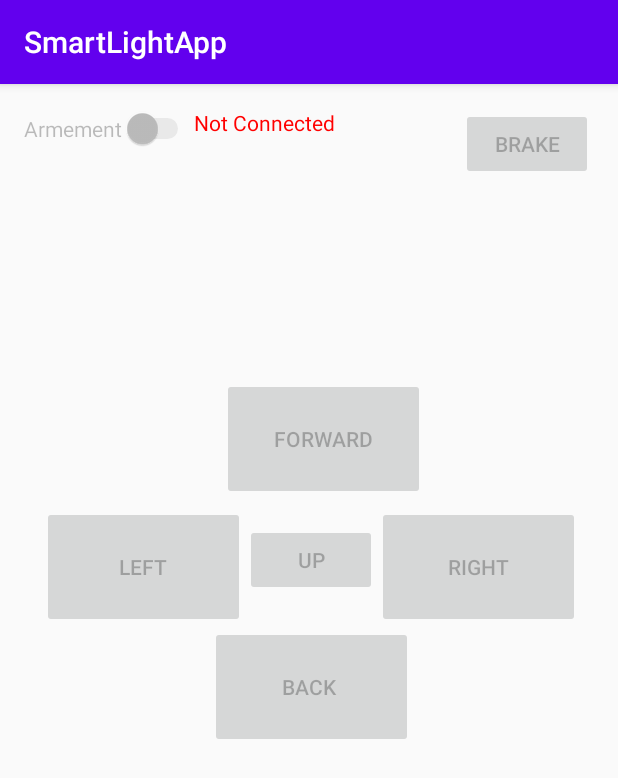
After one commit to BedinoTom/SmartLight, an Android app: the PilotActivity screen opened directly, with no data from a screen before it, on a phone screen of 412 x 824 dp. The commit adds this screen. Shown: the top 778 px of the screen. Run offline under Robolectric (Android 15) with nearby library versions, the phone set to English and light mode, and no system bars.

Commit message:
Adnroid app v0.2
-Ajout de l'activité de pilotage du drone

```diff
--- a/Boitiers/SmartLightApp/app/src/main/AndroidManifest.xml
+++ b/Boitiers/SmartLightApp/app/src/main/AndroidManifest.xml
@@ -20,6 +20,8 @@
             </intent-filter>
         </activity>
         <activity android:name=".BLEActivity">
+        </activity>
+        <activity android:name=".PilotActivity">
 
         </activity>
     </application>
--- a/Boitiers/SmartLightApp/app/src/main/java/com/bedic/smartlightapp/MainActivity.java
+++ b/Boitiers/SmartLightApp/app/src/main/java/com/bedic/smartlightapp/MainActivity.java
@@ -46,7 +46,7 @@ public class MainActivity extends AppCompatActivity implements View.OnClickListe
     public static Peripherique mConnect_device = null;
 
     private Context mContext;
-    private Button bt_connect, bt_send_time;
+    private Button bt_connect, bt_send_time, bt_pilot;
     private Switch switch_light, switch_detect;
     private TextView text_link, text_light, text_detect_switch, text_detect;
     private EditText date_stop, time_stop;
@@ -154,6 +154,8 @@ public class MainActivity extends AppCompatActivity implements View.OnClickListe
         bt_connect.setOnClickListener(this);
         bt_send_time = (Button)findViewById(R.id.button);
         bt_send_time.setOnClickListener(this);
+        bt_pilot = (Button)findViewById(R.id.button3);
+        bt_pilot.setOnClickListener(this);
         switch_light = (Switch)findViewById(R.id.switch1);
         switch_light.setOnCheckedChangeListener(this);
         switch_detect = (Switch)findViewById(R.id.switch2);
@@ -265,6 +267,10 @@ public class MainActivity extends AppCompatActivity implements View.OnClickListe
                     peripheriqueInternalError.printStackTrace();
                 }
                 break;
+            case R.id.button3:
+                Intent intent=new Intent(mContext,PilotActivity.class);
+                startActivity(intent);
+                break;
         }
     }
 
--- /dev/null
+++ b/Boitiers/SmartLightApp/app/src/main/java/com/bedic/smartlightapp/PilotActivity.java
@@ -0,0 +1,105 @@
+package com.bedic.smartlightapp;
+
+import android.graphics.Color;
+import android.os.Bundle;
+import android.view.View;
+import android.widget.Button;
+import android.widget.CompoundButton;
+import android.widget.Switch;
+import android.widget.TextView;
+
+import java.util.ArrayList;
+
+import androidx.appcompat.app.AppCompatActivity;
+
+public class PilotActivity extends AppCompatActivity implements View.OnClickListener, CompoundButton.OnCheckedChangeListener {
+    private Button bt_brake, bt_up, bt_down, bt_left, bt_right, bt_upa;
+    private TextView text_connect;
+    private Switch switch_armed;
+    private boolean armed=false;
+    @Override
+    protected void onCreate(Bundle savedInstanceState) {
+        super.onCreate(savedInstanceState);
+        setContentView(R.layout.activity_pilot);
+
+        bt_brake = (Button)findViewById(R.id.button8);
+        bt_up = (Button)findViewById(R.id.button4);
+        bt_down = (Button)findViewById(R.id.button7);
+        bt_left = (Button)findViewById(R.id.button5);
+        bt_right = (Button)findViewById(R.id.button6);
+        bt_upa = (Button)findViewById(R.id.button9);
+
+        bt_brake.setOnClickListener(this);
+        bt_up.setOnClickListener(this);
+        bt_down.setOnClickListener(this);
+        bt_left.setOnClickListener(this);
+        bt_right.setOnClickListener(this);
+        bt_upa.setOnClickListener(this);
+
+        switch_armed = (Switch)findViewById(R.id.switch3);
+        switch_armed.setOnCheckedChangeListener(this);
+
+        text_connect = (TextView)findViewById(R.id.textView8);
+
+        try {
+            if(MainActivity.mConnect_device != null && MainActivity.mConnect_device.estConnecte())
+            {
+                text_connect.setTextColor(Color.GREEN);
+                text_connect.setText("Connected");
+            }
+            else
+            {
+                text_connect.setTextColor(Color.RED);
+                text_connect.setText("Not Connected");
+
+                bt_brake.setEnabled(false);
+                bt_up.setEnabled(false);
+                bt_down.setEnabled(false);
+                bt_left.setEnabled(false);
+                bt_right.setEnabled(false);
+                bt_upa.setEnabled(false);
+                switch_armed.setEnabled(false);
+            }
+        }
+        catch(PeripheriqueInternalError e)
+        {
+            e.printStackTrace();
+            finish();
+        }
+    }
+
+    @Override
+    public void onClick(View v) {
+        if(!armed)
+        {
+            MainActivity.mConnect_device.envoyer("dir=narmed;");
+            return;
+        }
+        switch(v.getId())
+        {
+            case R.id.button4:
+                MainActivity.mConnect_device.envoyer("dir=up;");
+                break;
+            case R.id.button5:
+                MainActivity.mConnect_device.envoyer("dir=left;");
+                break;
+            case R.id.button6:
+                MainActivity.mConnect_device.envoyer("dir=right;");
+                break;
+            case R.id.button7:
+                MainActivity.mConnect_device.envoyer("dir=down;");
+                break;
+            case R.id.button8:
+                MainActivity.mConnect_device.envoyer("dir=brake;");
+                break;
+            case R.id.button9:
+                MainActivity.mConnect_device.envoyer("dir=climb;");
+                break;
+        }
+    }
+
+    @Override
+    public void onCheckedChanged(CompoundButton buttonView, boolean isChecked) {
+        armed = isChecked;
+    }
+}
--- a/Boitiers/SmartLightApp/app/src/main/res/layout/activity_main.xml
+++ b/Boitiers/SmartLightApp/app/src/main/res/layout/activity_main.xml
@@ -138,4 +138,14 @@
         app:layout_constraintStart_toStartOf="parent"
         app:layout_constraintTop_toTopOf="parent" />
 
+    <Button
+        android:id="@+id/button3"
+        android:layout_width="wrap_content"
+        android:layout_height="wrap_content"
+        android:layout_marginStart="304dp"
+        android:layout_marginTop="12dp"
+        android:text="Pilot"
+        app:layout_constraintStart_toStartOf="parent"
+        app:layout_constraintTop_toBottomOf="@+id/button2" />
+
 </androidx.constraintlayout.widget.ConstraintLayout>
--- /dev/null
+++ b/Boitiers/SmartLightApp/app/src/main/res/layout/activity_pilot.xml
@@ -0,0 +1,87 @@
+<?xml version="1.0" encoding="utf-8"?>
+<androidx.constraintlayout.widget.ConstraintLayout
+    xmlns:android="http://schemas.android.com/apk/res/android"
+    xmlns:app="http://schemas.android.com/apk/res-auto"
+    xmlns:tools="http://schemas.android.com/tools"
+    android:layout_width="match_parent"
+    android:layout_height="match_parent">
+
+    <Switch
+        android:id="@+id/switch3"
+        android:layout_width="wrap_content"
+        android:layout_height="wrap_content"
+        android:layout_marginStart="16dp"
+        android:layout_marginTop="16dp"
+        android:text="Armement"
+        app:layout_constraintStart_toStartOf="parent"
+        app:layout_constraintTop_toTopOf="parent" />
+
+    <Button
+        android:id="@+id/button4"
+        android:layout_width="135dp"
+        android:layout_height="81dp"
+        android:layout_marginStart="148dp"
+        android:layout_marginTop="196dp"
+        android:text="Forward"
+        app:layout_constraintStart_toStartOf="parent"
+        app:layout_constraintTop_toTopOf="parent" />
+
+    <Button
+        android:id="@+id/button5"
+        android:layout_width="135dp"
+        android:layout_height="81dp"
+        android:layout_marginStart="28dp"
+        android:layout_marginTop="4dp"
+        android:text="Left"
+        app:layout_constraintStart_toStartOf="parent"
+        app:layout_constraintTop_toBottomOf="@+id/button4" />
+
+    <Button
+        android:id="@+id/button6"
+        android:layout_width="135dp"
+        android:layout_height="81dp"
+        android:layout_marginStart="88dp"
+        android:layout_marginTop="4dp"
+        android:text="Right"
+        app:layout_constraintStart_toEndOf="@+id/button5"
+        app:layout_constraintTop_toBottomOf="@+id/button4" />
+
+    <Button
+        android:id="@+id/button7"
+        android:layout_width="135dp"
+        android:layout_height="81dp"
+        android:layout_marginStart="140dp"
+        android:layout_marginTop="84dp"
+        android:text="Back
+"
+        app:layout_constraintStart_toStartOf="parent"
+        app:layout_constraintTop_toBottomOf="@+id/button4" />
+
+    <TextView
+        android:id="@+id/textView8"
+        android:layout_width="wrap_content"
+        android:layout_height="wrap_content"
+        android:layout_marginTop="16dp"
+        android:text="TextView"
+        app:layout_constraintStart_toEndOf="@+id/switch3"
+        app:layout_constraintTop_toTopOf="parent" />
+
+    <Button
+        android:id="@+id/button8"
+        android:layout_width="wrap_content"
+        android:layout_height="wrap_content"
+        android:layout_marginStart="24dp"
+        android:layout_marginTop="16dp"
+        android:text="BRAKE"
+        app:layout_constraintStart_toEndOf="@+id/button4"
+        app:layout_constraintTop_toTopOf="parent" />
+
+    <Button
+        android:id="@+id/button9"
+        android:layout_width="wrap_content"
+        android:layout_height="wrap_content"
+        android:layout_marginTop="16dp"
+        android:text="Up"
+        app:layout_constraintStart_toEndOf="@+id/button5"
+        app:layout_constraintTop_toBottomOf="@+id/button4" />
+</androidx.constraintlayout.widget.ConstraintLayout>
```
